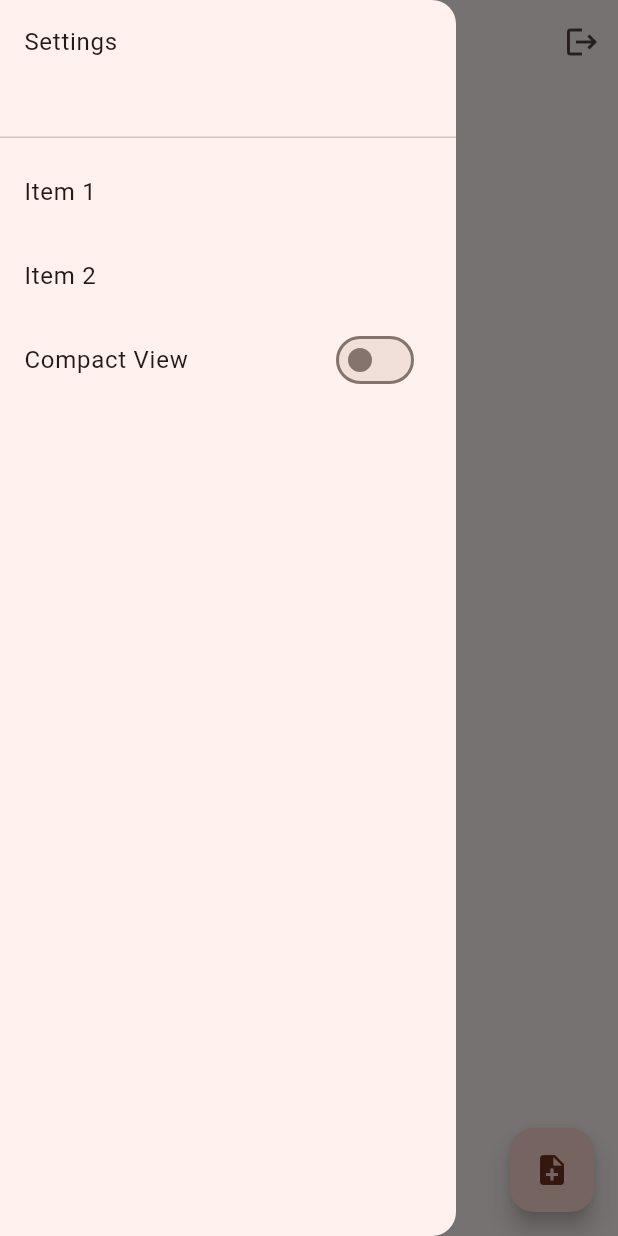
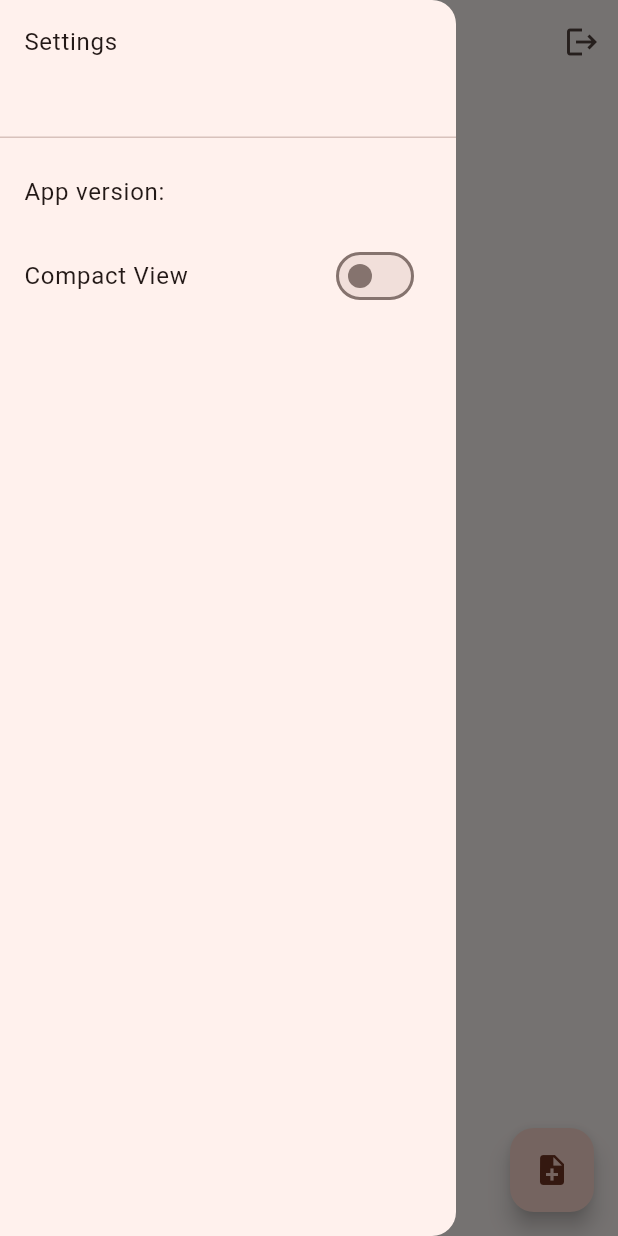
Before and after one commit to WesamAbadi/NoteFuse, a Flutter app: the HomePage screen opened directly, with the side drawer open, on a phone screen of 412 x 824 dp. Run offline on Flutter 3.47's test engine with Material 3 defaults, Android fonts, the phone set to English and light mode, and no system bars; our stand-ins replace cloud_firestore, firebase_auth, firebase_core, google_sign_in; accounts and stored records are empty.

Commit message:
add app update function

```diff
--- a/lib/pages/home_page.dart
+++ b/lib/pages/home_page.dart
@@ -75,17 +75,33 @@ class _HomePageState extends State<HomePage> {
             ),
           ),
           ListTile(
-            title: const Text('Item 1'),
+            title: FutureBuilder<Map<String, String>>(
+              future: firestoreService.getAppVersion(),
+              builder: (context, snapshot) {
+                if (snapshot.connectionState == ConnectionState.waiting) {
+                  // While data is being fetched, display a loading indicator
+                  return CircularProgressIndicator();
+                } else if (snapshot.hasError) {
+                  // If there's an error, display an error message
+                  return Text('Error: ${snapshot.error}');
+                } else {
+                  // Once data is fetched successfully, display the app version
+                  final version = snapshot.data?['version'] ?? '';
+                  return Text('App version: $version');
+                }
+              },
+            ),
             onTap: () {
               // Handle item 1 tap
             },
           ),
-          ListTile(
-            title: const Text('Item 2'),
-            onTap: () {
-              // Handle item 2 tap
-            },
-          ),
+
+          // ListTile(
+          //   title: const Text('Item 2'),
+          //   onTap: () {
+          //     // Handle item 2 tap
+          //   },
+          // ),
           SwitchListTile(
             title: const Text('Compact View'),
             value:
--- a/lib/services/firestore.dart
+++ b/lib/services/firestore.dart
@@ -2,6 +2,29 @@ import 'package:cloud_firestore/cloud_firestore.dart';
 import 'package:firebase_auth/firebase_auth.dart';
 
 class FirestoreService {
+// Get the version feild in the app_info collection
+  Future<Map<String, String>> getAppVersion() async {
+    try {
+      final snapshot = await FirebaseFirestore.instance
+          .collection('versions')
+          .doc('latest')
+          .get();
+
+      // Retrieve the 'version' and 'url' fields from the document
+      final version = snapshot.data()?['version'] ?? '';
+      final url = snapshot.data()?['url'] ?? '';
+
+      // Return a map containing both the version and the URL
+      return {'version': version, 'url': url};
+    } catch (e) {
+      print('Error getting app version: $e');
+      return {
+        'version': '',
+        'url': ''
+      }; // Return empty values in case of an error
+    }
+  }
+
   // Get reference to the users collection
   final CollectionReference users =
       FirebaseFirestore.instance.collection('users');
--- a/pubspec.yaml
+++ b/pubspec.yaml
@@ -40,6 +40,9 @@ dependencies:
   firebase_auth: ^4.17.8
   google_sign_in: ^6.2.1
   dynamic_color: ^1.7.0
+  package_info_plus: ^5.0.1
+  url_launcher: ^6.2.5
+
 
 dev_dependencies:
   flutter_test:
```
Also changed, not shown: lib/main.dart (+4 -3 lines), lib/pages/main_page.dart (+51 -10 lines), lib/pages/update_page.dart (added, +84 -0 lines), pubspec.lock, 5 other files.
